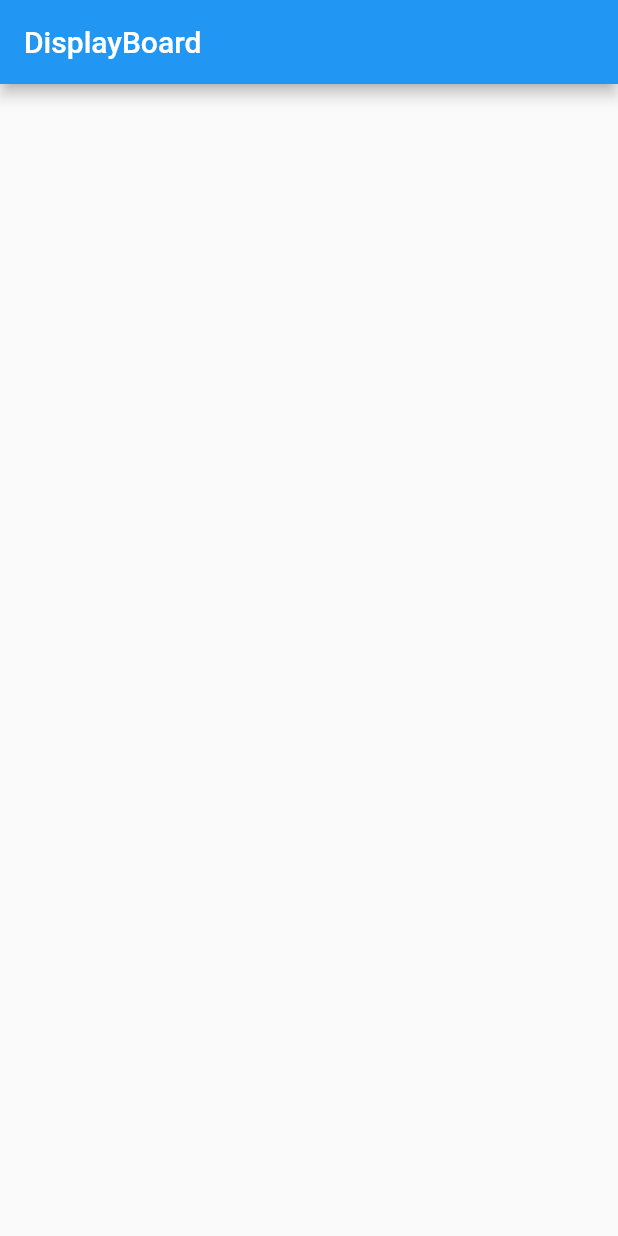
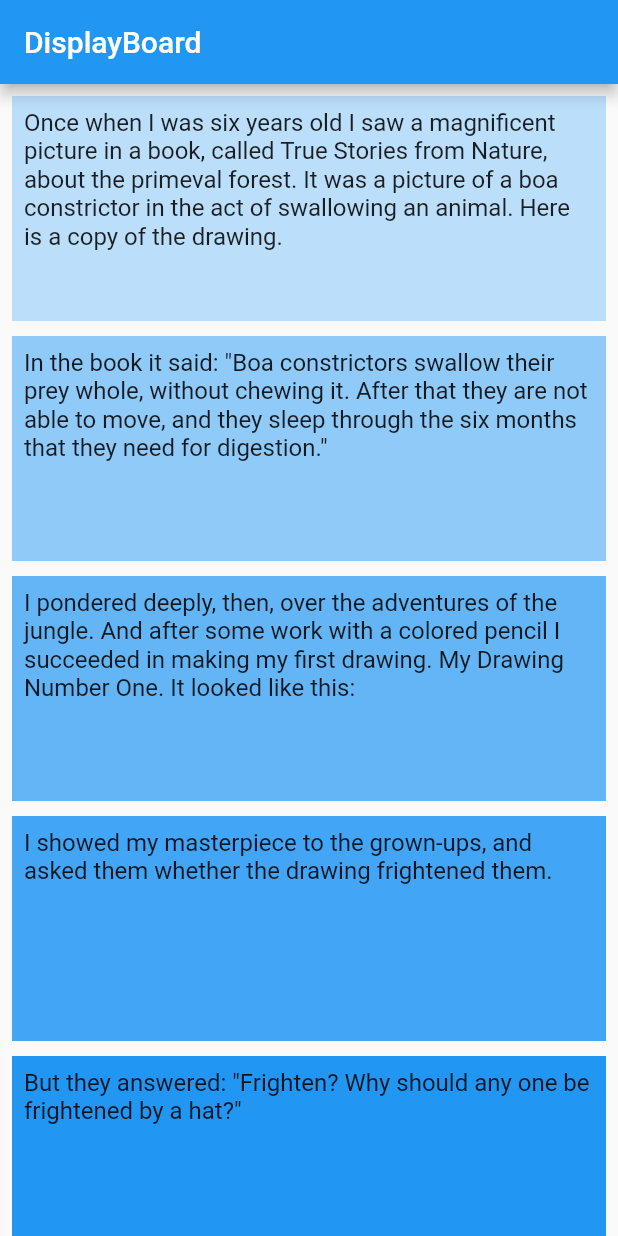
Before and after one commit to IceVanilla/FlutterCase, a Flutter app: the screen it shows after launch, on a phone screen of 412 x 824 dp. Run offline on Flutter 3.47's test engine with Material 2 defaults, Android fonts, the phone set to English and light mode, and no system bars.

Commit message:
displayboard: list
设置列表生成器并显示

```diff
--- a/displayboard/lib/main.dart
+++ b/displayboard/lib/main.dart
@@ -33,6 +33,29 @@ class DisplayState extends State<DisplayPage> {
       appBar: AppBar(
         title: const Text("DisplayBoard"),
       ),
+      body: displaylist(),
     );
   }
+
+  Widget displaylist() {
+    return ListView.builder(
+      padding: const EdgeInsets.all(8),
+      itemCount: _content.length,
+      itemBuilder: (BuildContext _context, int index) {
+        return Container(
+          height: 150,
+          margin: const EdgeInsets.fromLTRB(0, 0, 0, 10),
+          padding: const EdgeInsets.all(8),
+          child: Text(
+            _content[index],
+            style: const TextStyle(
+              fontSize: 16
+            ),
+          ),
+          color: Colors.blue[(index + 1) * 100],
+        );
+      },
+    );
+  }
+
 }
```
